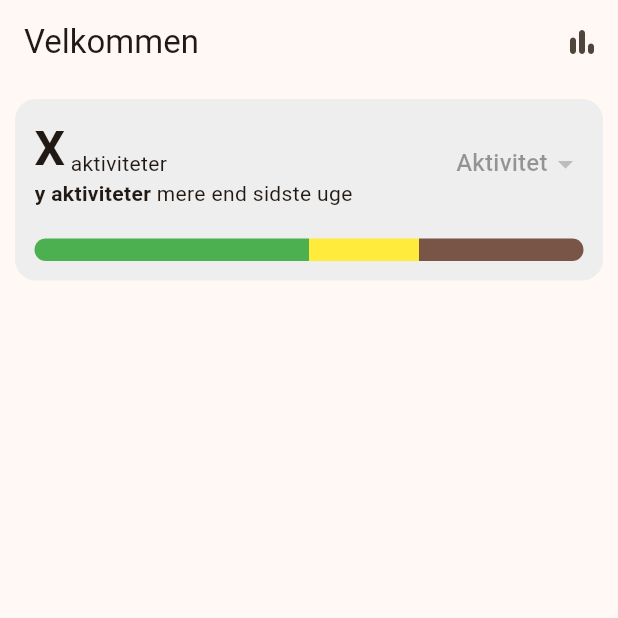
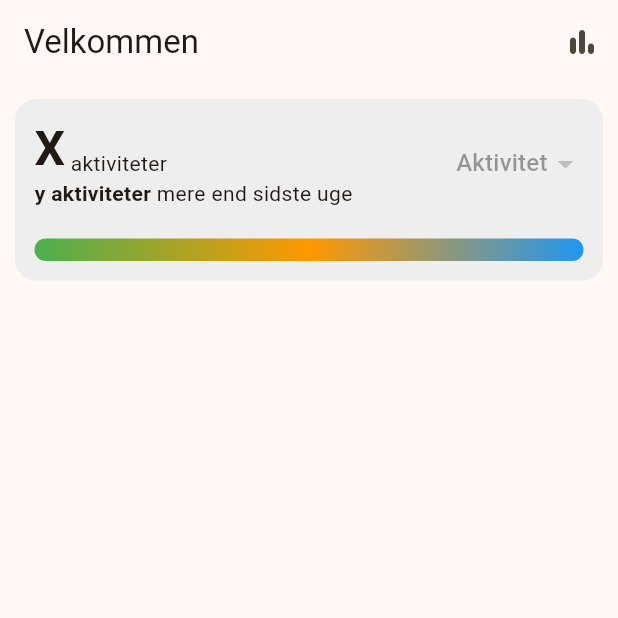
Before and after one commit to toke-dk/productivity_app, a Flutter app: the screen it shows after launch, on a phone screen of 412 x 824 dp, the top half of it. Run offline on Flutter 3.47's test engine with Material 3 defaults, Android fonts, the phone set to English and light mode, and no system bars.

Commit message:
WIP: making an activity distribution bar

```diff
--- a/lib/main.dart
+++ b/lib/main.dart
@@ -1,4 +1,5 @@
 import 'package:flutter/material.dart';
+import 'package:productivity_app/models/activity.dart';
 
 void main() {
   runApp(const MyApp());
@@ -36,15 +37,55 @@ class MyHomePage extends StatelessWidget {
                 onPressed: () {}, icon: const Icon(Icons.bar_chart_rounded))
           ],
         ),
-        body: const ShowTodayOverview());
+        body: ShowTodayOverview(
+          activities: [
+            Activity(
+                amount: 10,
+                activityType: activityTypes[0],
+                chosenUnit: Units.kilometer,
+                image: Placeholder()),
+            Activity(
+                amount: 5,
+                activityType: activityTypes[0],
+                chosenUnit: Units.kilometer,
+                image: Placeholder()),
+            Activity(
+                amount: 20,
+                activityType: activityTypes[1],
+                chosenUnit: Units.unitLess,
+                image: Placeholder()),
+          ],
+        ));
   }
 }
 
 class ShowTodayOverview extends StatelessWidget {
-  const ShowTodayOverview({super.key});
+  ShowTodayOverview({super.key, required this.activities});
+
+  final List<Activity> activities;
+
+  final List<Color> barColors = [
+    Colors.green,
+    Colors.orange,
+    Colors.blue,
+    Colors.purple,
+  ];
 
   @override
   Widget build(BuildContext context) {
+    Map<Activity, int> activityCounter = {};
+
+    for (var x in activities) {
+      activityCounter[x] =
+          !activityCounter.containsKey(x) ? (1) : (activityCounter[x]! + 1);
+    }
+
+    Map<Color, double> colorDistributionMap = {};
+    for (var i = 0; i < activityCounter.length; i++) {
+      colorDistributionMap[barColors[i]] =
+          activityCounter.values.toList()[i] / activities.length ?? 0;
+    }
+
     return Column(
       children: [
         Container(
@@ -59,7 +100,9 @@ class ShowTodayOverview extends StatelessWidget {
                 const SizedBox(
                   height: 20,
                 ),
-                DistributionBar()
+                DistributionBar(
+                  colorDistribution: colorDistributionMap,
+                )
               ],
             )),
       ],
@@ -116,25 +159,21 @@ class QuickStatsText extends StatelessWidget {
 }
 
 class DistributionBar extends StatelessWidget {
-  DistributionBar({super.key});
+  DistributionBar({super.key, required this.colorDistribution});
 
-  final List<Color> gradient = [
-    Colors.green,
-    Colors.green,
-    Colors.yellow,
-    Colors.yellow,
-    Colors.brown,
-    Colors.brown,
-  ];
+  final Map<Color, double> colorDistribution;
 
   @override
   Widget build(BuildContext context) {
+    final List<Color> colorsGradient = colorDistribution.keys.toList();
+    final List<double> percentageDistributions = [];
+
     return Container(
       height: 15,
       decoration: BoxDecoration(
         gradient: LinearGradient(
-            colors: gradient,
-            stops: const [0, 0.5, 0.5, 0.7, 0.7, 1],
+            colors: colorsGradient,
+            stops: const [0, 0.5, 1],
             begin: Alignment.centerLeft,
             end: Alignment.centerRight),
         color: Colors.green,
--- /dev/null
+++ b/lib/models/activity.dart
@@ -0,0 +1,71 @@
+import 'package:flutter/cupertino.dart';
+
+final List<ActivityType> activityTypes = [
+  ActivityType(name: "Cykling",
+      possibleUnits: [Units.kilometer, Units.hours, Units.minutes]),
+  ActivityType(name: "Armhævning", possibleUnits: [Units.unitLess])
+];
+
+class Activity {
+  int amount;
+  ActivityType activityType;
+  Units chosenUnit;
+  Widget image;
+
+  Activity({
+    required this.amount,
+    required this.activityType,
+    required this.chosenUnit,
+    required this.image,
+  });
+}
+
+class ActivityType {
+  String name;
+  List<Units> possibleUnits;
+
+  ActivityType({
+    required this.name,
+    required this.possibleUnits,
+  });
+}
+
+extension Activities on List<Activity> {
+  Map<Activity, double> get distributeActivities {
+    Map<Activity, double> finalMap = {};
+    forEach((element) =>
+    finalMap[element] =
+    !finalMap.containsKey(element) ? (1) : (finalMap[element]! + 1));
+    return finalMap;
+  }
+}
+
+enum Units { unitLess, kilometer, hours, minutes }
+
+extension UnitsExtension on Units {
+  bool get isDistance {
+    switch (this) {
+      case Units.kilometer:
+        return true;
+      case Units.hours:
+        return false;
+      case Units.minutes:
+        return false;
+      case Units.unitLess:
+        return false;
+    }
+  }
+
+  bool get isDuration {
+    switch (this) {
+      case Units.kilometer:
+        return false;
+      case Units.hours:
+        return true;
+      case Units.minutes:
+        return true;
+      case Units.unitLess:
+        return false;
+    }
+  }
+}
```
